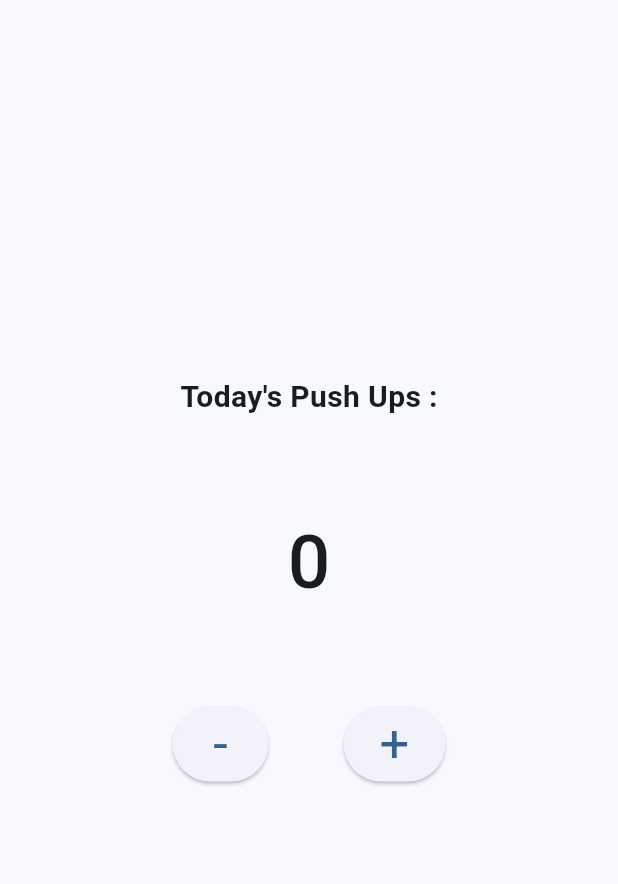
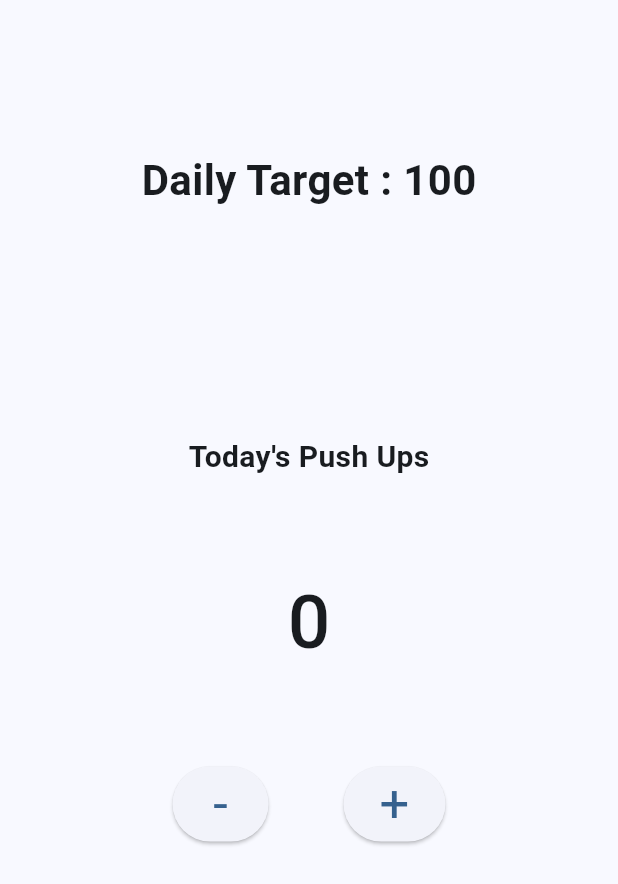
Before and after one commit to PriyanshuSuryawanshi/Daily_Pushup_Tracker, a Flutter app: the screen it shows after launch, on a phone screen of 412 x 824 dp. Shown: the top 884 px of the screen. Run offline on Flutter 3.47's test engine with Material 2 defaults, Android fonts, the phone set to English and light mode, and no system bars.

Commit message:
Added Daily target

```diff
--- a/lib/main.dart
+++ b/lib/main.dart
@@ -10,7 +10,7 @@ class MyApp extends StatelessWidget {
   @override
   Widget build(BuildContext context) {
     return MaterialApp(
-      title: 'Flutter Demo',
+      title: 'Daily Pushups Tracker',
       theme: ThemeData(
         colorScheme: ColorScheme.fromSeed(seedColor: Colors.blue),
         useMaterial3: true,
@@ -30,15 +30,21 @@ class MyHomePage extends StatefulWidget {
 class _MyHomePageState extends State<MyHomePage> {
   int count = 0;
   int multiplier = 5;
+  int dailyTarget = 100;
 
   @override
   Widget build(BuildContext context) {
     return Scaffold(
       body: Column(
         children: [
-          const SizedBox(height: 250),
+          const SizedBox(height: 100),
+          Text(
+            'Daily Target : $dailyTarget',
+            style: const TextStyle(fontSize: 28, fontWeight: FontWeight.w700),
+          ),
+          const SizedBox(height: 150),
           const Text(
-            'Today\'s Push Ups :',
+            'Today\'s Push Ups',
             style: TextStyle(fontSize: 20, fontWeight: FontWeight.w700),
           ),
           const SizedBox(height: 60),
```
Also changed, not shown: 1 other file.
